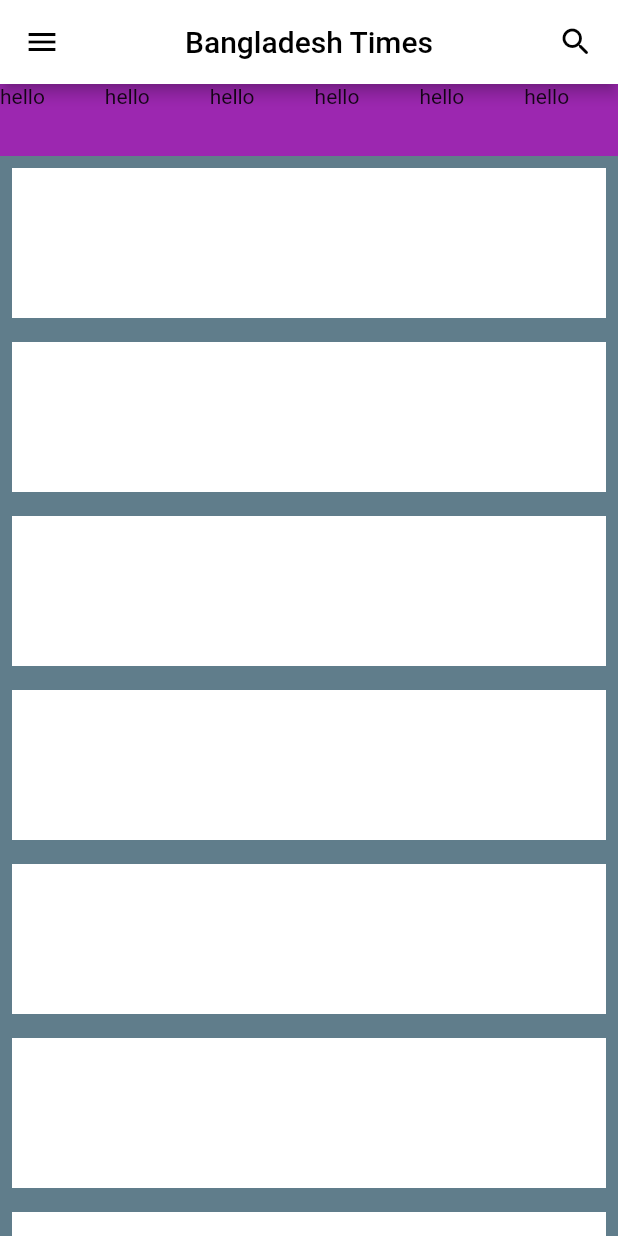
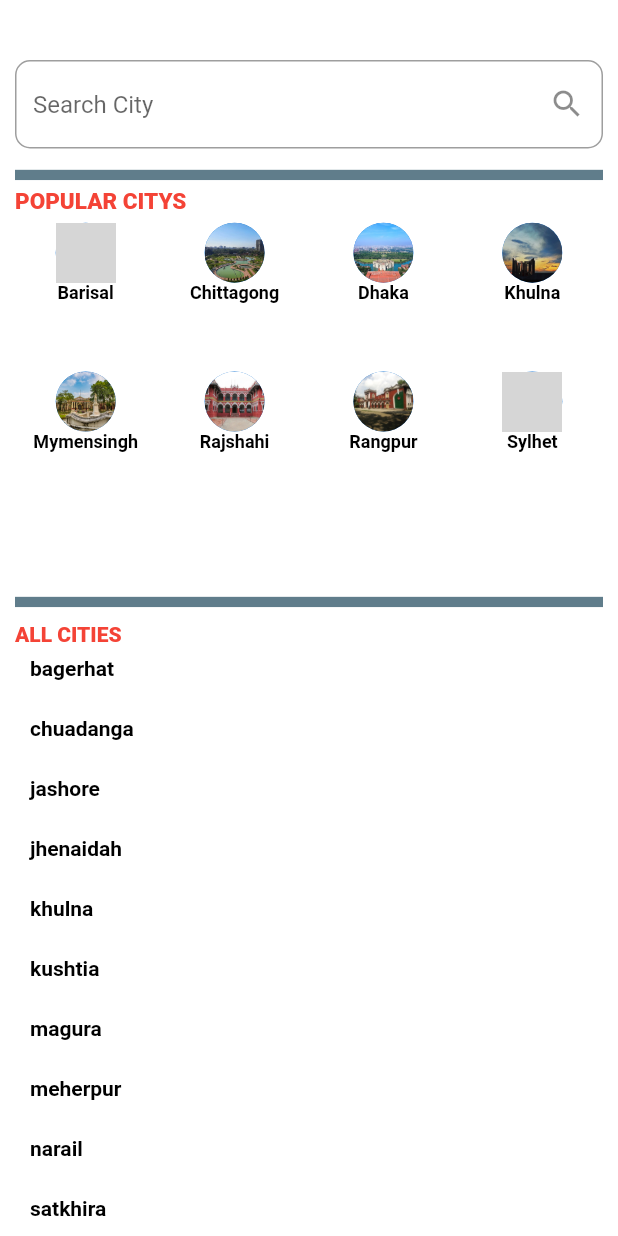
Before and after one commit to mrinal3012/newspaperapps, a Flutter app: the CityPage screen opened directly, on a phone screen of 412 x 824 dp. Run offline on Flutter 3.47's test engine with Material 2 defaults, Android fonts, the light colour scheme and no system bars; grey boxes are pictures that could not be loaded.

Commit message:
add multiple page

```diff
--- a/lib/screen/city_page.dart
+++ b/lib/screen/city_page.dart
@@ -9,81 +9,113 @@ class CityPage extends StatefulWidget {
 }
 
 class _CityPageState extends State<CityPage> {
+  TextEditingController _cityController = TextEditingController();
+
   @override
   Widget build(BuildContext context) {
     return Scaffold(
-      backgroundColor: Colors.purple,
-      appBar: AppBar(
+        resizeToAvoidBottomInset: false,
         backgroundColor: Colors.white,
-        title: Row(
-          mainAxisAlignment: MainAxisAlignment.spaceBetween,
+        body: Padding(
+          padding: const EdgeInsets.only(top: 40, left: 10, right: 10),
+          child: Column(
             children: [
-            Icon(Icons.menu,color: Colors.black,),
-            Text("Bangladesh Times",style: TextStyle(color: Colors.black),),
-            Icon(Icons.search_rounded,color: Colors.black)
-          ],),
+              Expanded(
+                  flex: 10,
+                  child: Padding(
+                    padding: const EdgeInsets.only(bottom: 8),
+                    child: TextField(
+                      controller: _cityController,
+                      decoration: InputDecoration(
+                          hintText: "Search City",
+                          border: OutlineInputBorder(
+                              borderSide: BorderSide(width: 20),
+                              borderRadius: BorderRadius.circular(10)),
+                          suffixIcon: Icon(Icons.search)),
                     ),
-
-      body: Column(children: [
-        Expanded( flex: 1,
-        child: ListView(
-          scrollDirection: Axis.horizontal,
-          children: [
-            Text("hello"),
-            SizedBox(width: 40,),
-            Text("hello"),
-            SizedBox(width: 40,),
-            Text("hello"),
-            SizedBox(width: 40,),
-            Text("hello"),
-            SizedBox(width: 40,),
-            Text("hello"),
-            SizedBox(width: 40,),
-            Text("hello"),
-            SizedBox(width: 40,),
-            Text("hello"),
-            SizedBox(width: 40,),
-            Text("hello"),
-            SizedBox(width: 40,), Text("hello"),
-            SizedBox(width: 40,),
-            Text("hello"),
-            SizedBox(width: 40,),
-            Text("hello"),
-            SizedBox(width: 40,),
-            Text("hello"),
-            SizedBox(width: 40,),
-            Text("hello"),
-            SizedBox(width: 40,),
-            Text("hello"),
-            SizedBox(width: 40,),
-            Text("hello"),
-            SizedBox(width: 40,),
-            Text("hello"),
-            SizedBox(width: 40,),
-          ],),
+                  )),
+              SizedBox(
+                height: 5,
               ),
               Expanded(
-            flex: 15,
+                  flex: 1,
                   child: Container(
-
-              height: double.infinity,
-              width: double.infinity,
                     color: Colors.blueGrey,
+                  )),
+              SizedBox(
+                height: 5,
+              ),
+              Expanded(
+                  flex: 40,
+                  child: Column(
+                    crossAxisAlignment: CrossAxisAlignment.start,
+                    children: [
+                      Expanded(
+                        flex: 3,
+                        child: Text(
+                          "POPULAR CITYS",
+                          style: TextStyle(
+                              fontSize: 15,
+                              fontWeight: FontWeight.w900,
+                              color: Colors.red),
+                        ),
+                      ),
+                      Expanded(
+                          flex: 32,
+                          child: GridView.builder(
+                              gridDelegate:
+                                  SliverGridDelegateWithFixedCrossAxisCount(
+                                      crossAxisCount: 4,
+                                      mainAxisSpacing: 5,
+                                      childAspectRatio: 1,
+                                      crossAxisSpacing: 5),
+                              itemCount: 8,
+                              itemBuilder: (context, index) => Column(
+                                    children: [
+                                      CircleAvatar(
+                                        backgroundImage: AssetImage(
+                                            "${citylist[index].img}"),
+                                      ),
+                                      Text(
+                                        "${citylist[index].name}",
+                                        style: TextStyle(
+                                            fontSize: 12,
+                                            color: Colors.black,
+                                            fontWeight: FontWeight.w600),
+                                      )
+                                    ],
+                                  )))
+                    ],
+                  )),
+              Expanded(
+                  flex: 1,
+                  child: Container(
+                    color: Colors.blueGrey,
+                  )),
+              SizedBox(height: 10,),
+              Expanded(
+                flex: 60,
+                child: Column(
+                  crossAxisAlignment: CrossAxisAlignment.start,
+                  children: [
+                    Expanded(flex: 3, child: Text("ALL CITIES",style: TextStyle(color: Colors.red,fontWeight: FontWeight.w800),)),
+                    Expanded(
+                      flex: 50,
                       child: ListView.builder(
                         itemCount: 10,
-              itemBuilder: (context, index) =>
-                Padding(
-                  padding: const EdgeInsets.all(8.0),
-                  child: Container(height: 100,color: Colors.white,
-                  child: Column(
-                    children: [
-
+                        itemBuilder: (context, index) => Container(
+                          padding: EdgeInsets.only(left: 10),
+                          height: 40,child: Text("${cityname[index]}",style: TextStyle(color: Colors.black,fontWeight: FontWeight.w600)) ,),)
+                    ),
                   ],
                 ),
               ),
-                ),),
-            ))
-      ],),
-    );
+            ],
+          ),
+        ));
   }
+
+  List<String> cityname=[
+    "bagerhat","chuadanga","jashore","jhenaidah","khulna","kushtia","magura","meherpur","narail","satkhira",
+  ];
 }
--- a/lib/screen/screen_page.dart
+++ b/lib/screen/screen_page.dart
@@ -14,7 +14,7 @@ class ScreenPage extends StatefulWidget {
 class _ScreenPageState extends State<ScreenPage> {
 
 
-  int _currentIndex = 1;
+  int _currentIndex = 0;
   List<Widget> pages=[
     HomePage(),
     CityPage(),
--- a/pubspec.yaml
+++ b/pubspec.yaml
@@ -64,9 +64,8 @@ flutter:
   uses-material-design: true
 
   # To add assets to your application, add an assets section, like this:
-  # assets:
-  #   - images/a_dot_burr.jpeg
-  #   - images/a_dot_ham.jpeg
+  assets:
+    - images/
 
   # An image asset can refer to one or more resolution-specific "variants", see
   # https://flutter.dev/assets-and-images/#resolution-aware
```
Also changed, not shown: lib/home/home_news_header.dart (added, +31 -0 lines), lib/home/home_news_list_page.dart (added, +17 -0 lines), lib/home/home_news_page.dart (deleted, +0 -17 lines), lib/home/home_sorted_page.dart (added, +27 -0 lines), lib/model/model_class_page.dart (+113 -0 lines), lib/screen/home_page.dart (+17 -48 lines), lib/screen/photo_page.dart (+50 -0 lines), images/Barisal.jpg (added), images/Sylhet.jpg (added), images/chittagong.jpg (added), images/dhaka.jpg (added), images/khulna.jpg (added), images/mymensingh.jpg (added), images/news.jpg (added), 3 more files. Lines whose indentation alone changed are shown as unchanged.
